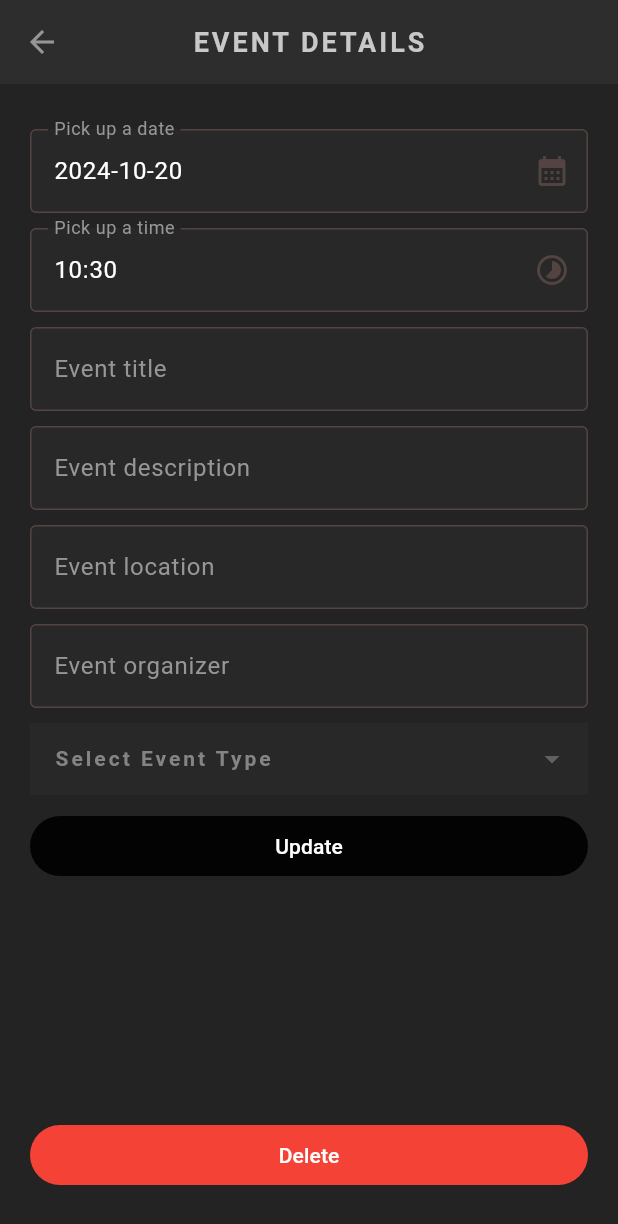
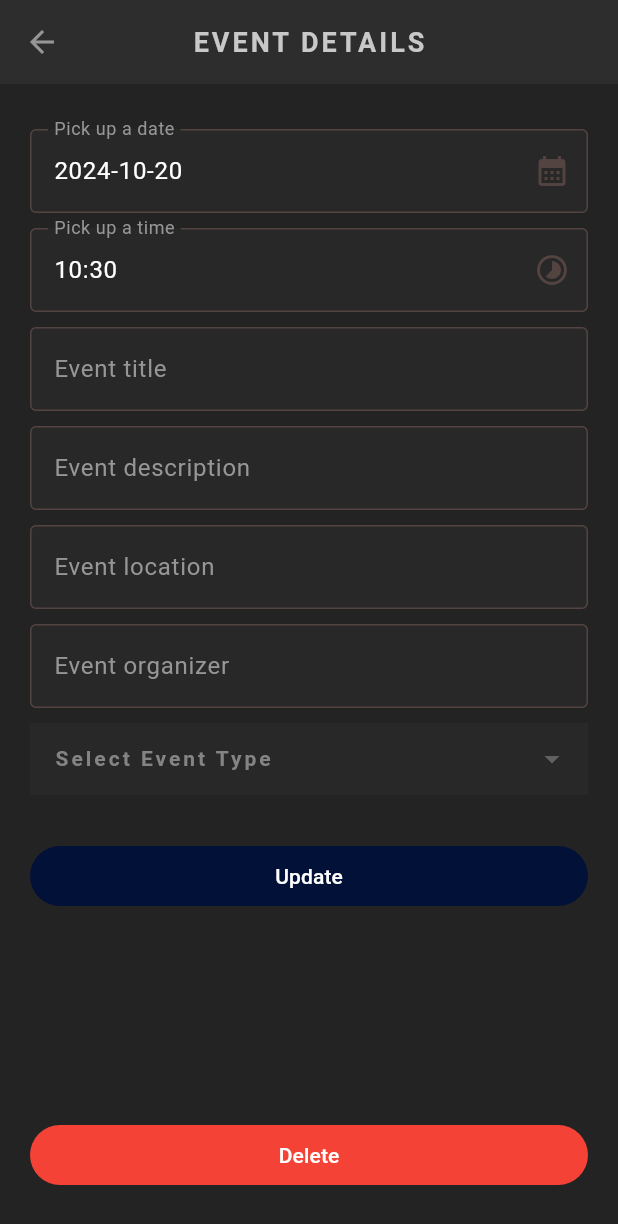
Before and after one commit to mxie10/pandahub-frontend-flutter, a Flutter app: the DetailsScreen screen opened directly with empty values, on a phone screen of 412 x 824 dp. Shown: the top 1224 px of the screen. Run offline on Flutter 3.47's test engine with Material 3 defaults, Android fonts, the phone set to English and light mode, and no system bars; our stand-ins replace cloud_firestore, firebase_core, flutter_dotenv, google_fonts; accounts and stored records are empty; Roboto replaces fonts that are missing (Kanit); statements that could not run were skipped.

Commit message:
fix style issue

```diff
--- a/lib/screens/details/details.dart
+++ b/lib/screens/details/details.dart
@@ -52,7 +52,6 @@ class _DetailsScreenState extends State<DetailsScreen> {
   void initState() {
     super.initState();
     final eventDateTime = widget.event.date.toDate();
-
     _selectedDate = eventDateTime;
     _selectedTime = TimeOfDay.fromDateTime(eventDateTime);
     _dateController.text = DateFormat('yyyy-MM-dd').format(eventDateTime);
@@ -219,13 +218,16 @@ class _DetailsScreenState extends State<DetailsScreen> {
                       dropdownColor: Colors.black,
                     ),
                   ),
-                  // Create button
+                  // Details button
+                  const SizedBox(
+                    height: 20,
+                  ),
                   SizedBox(
                     width: 500,
                     child: FilledButton(
                       onPressed: onUpdateEvent,
                       style: FilledButton.styleFrom(
-                        backgroundColor: const Color.fromARGB(255, 3, 3, 3),
+                        backgroundColor: const Color.fromARGB(255, 2, 17, 56),
                         foregroundColor: Colors.white,
                       ),
                       child: const Text('Update'),
--- a/lib/screens/home/event_card.dart
+++ b/lib/screens/home/event_card.dart
@@ -25,7 +25,9 @@ class EventCard extends StatelessWidget {
           children: [
             Column(
               crossAxisAlignment: CrossAxisAlignment.start,
-              children: [StyledHeading(event.title), StyledText(DateFormat('yyyy-MM-dd HH:mm').format(event.date.toDate()))],
+              children: [
+                StyledHeading(event.title), StyledText(DateFormat('yyyy-MM-dd HH:mm').format(event.date.toDate()))
+              ],
             ),
             const Expanded(child: SizedBox()),
             Icon(Icons.arrow_forward, color: AppColors.textColor)
```
